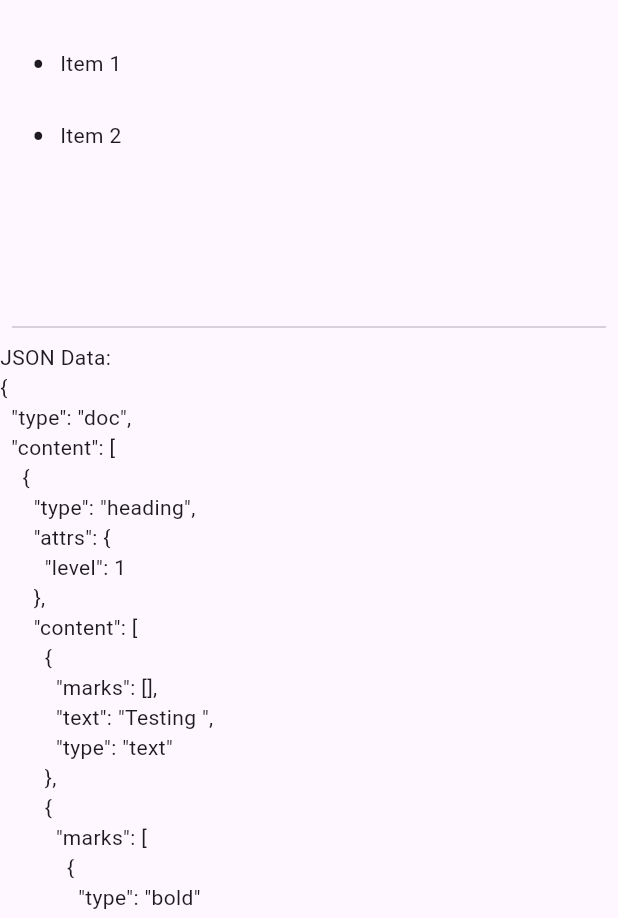
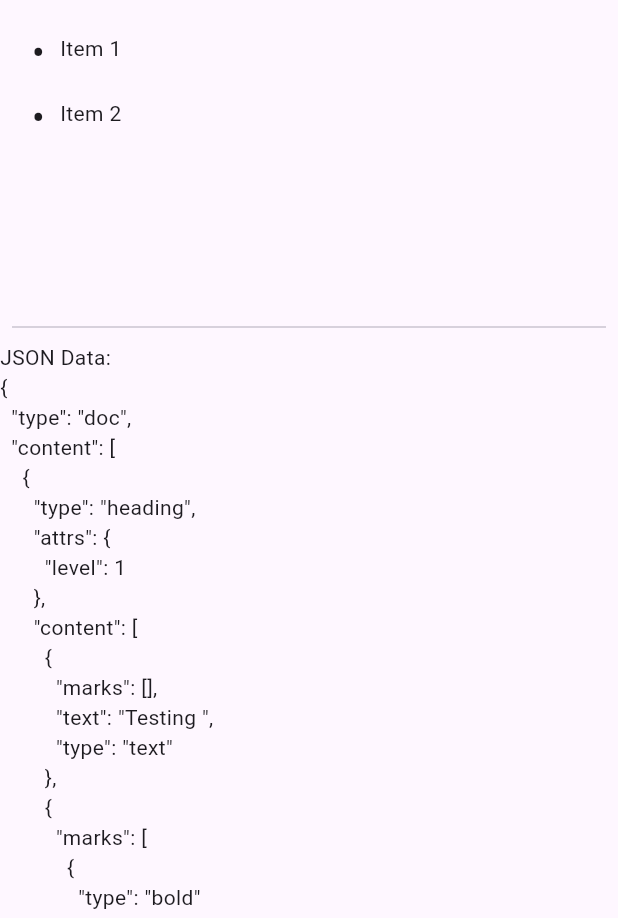
Before and after one commit to FoskyM/flutter-tiptap-render, a Flutter app: the screen it shows after launch, on a phone screen of 412 x 824 dp, the part 318-1236 px from its top. Run offline on Flutter 3.47's test engine with Material 3 defaults, Android fonts, the phone set to English and light mode, and no system bars; our stand-ins replace basic_utils.

Commit message:
library revamp - fixed overflowing lists

```diff
--- a/lib/extensions/bullet_list.dart
+++ b/lib/extensions/bullet_list.dart
@@ -15,17 +15,15 @@ class BulletListWidget extends TiptapBlockRenderer {
   @override
   Widget build(BuildContext context) {
     return Padding(
-        padding: const EdgeInsets.only(
-          top: 10.0,
-          bottom: 10.0,
-          left: 5.0,
-        ),
+        padding: const EdgeInsets.all(5.0),
         child: Column(
             children: node['content']
                 .map<Widget>((child) => Row(
-                        children: <Widget>[
+                    crossAxisAlignment: CrossAxisAlignment.start,
+                    children: <Widget>[
                       Container(
-                        margin: const EdgeInsets.only(right: 10.0),
+                        margin: const EdgeInsets.only(
+                            right: 10.0, top: 3.0, bottom: 3.0),
                         child: const Text(
                           '\u2022',
                           style: TextStyle(
@@ -33,7 +31,9 @@ class BulletListWidget extends TiptapBlockRenderer {
                           ),
                         ),
                       ),
-                      Text.rich(next?.call(child) ?? const TextSpan())
+                      Expanded(
+                          child:
+                              Text.rich(next?.call(child) ?? const TextSpan()))
                     ].toList()))
                 .toList()));
   }
--- a/lib/extensions/list_item.dart
+++ b/lib/extensions/list_item.dart
@@ -1,3 +1,4 @@
+import 'package:flutter/cupertino.dart';
 import 'package:flutter/material.dart';
 import 'package:tiptap_flutter/core/node.dart';
 import 'package:tiptap_flutter/extensions/extensions.dart';
@@ -14,17 +15,10 @@ class ListItemWidget extends TiptapBlockRenderer {
 
   @override
   Widget build(BuildContext context) {
-    return Padding(
-        padding: const EdgeInsets.symmetric(
-          vertical: 5.0,
-          horizontal: 0.0,
-        ),
-        child: Column(
-          children: node['content']
-              .map<InlineSpan?>((child) => next?.call(child))
-              .where((element) => element != null)
-              .map<Widget>((element) => Text.rich(element as InlineSpan))
-              .toList(),
-        ));
+    return Text.rich(TextSpan(
+      children: node['content']
+          .map<InlineSpan>((child) => next?.call(child) ?? const TextSpan())
+          .toList(),
+    ));
   }
 }
```
Also changed, not shown: lib/extensions/ordered_list.dart (+9 -8 lines), example/pubspec.lock, 1 other file.
